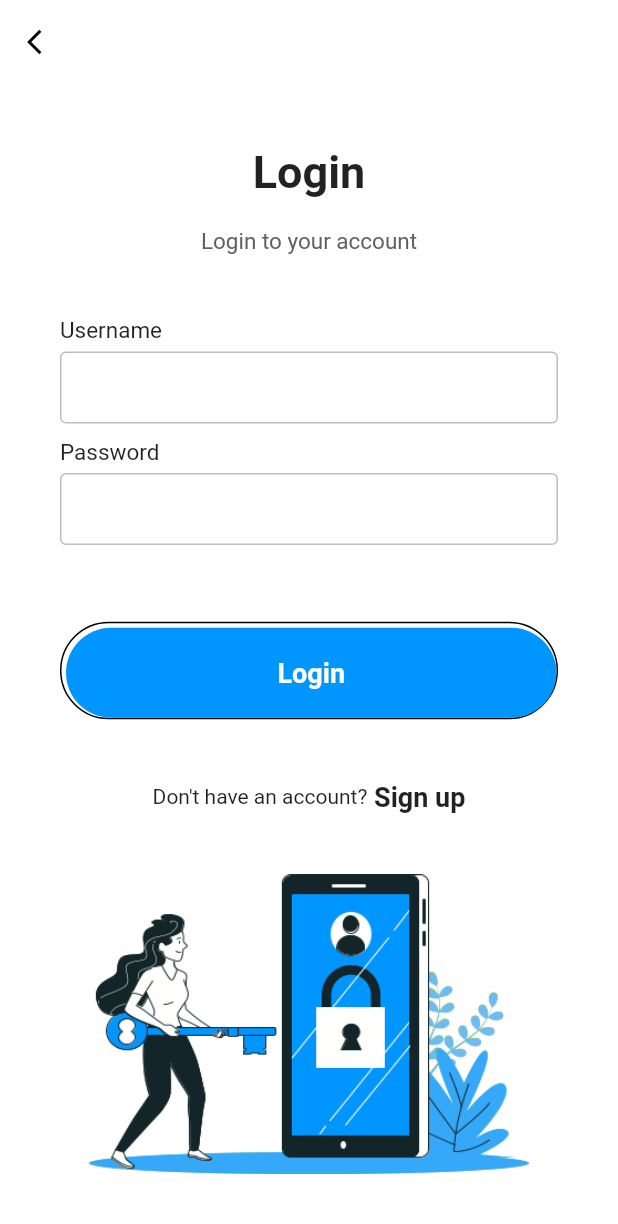
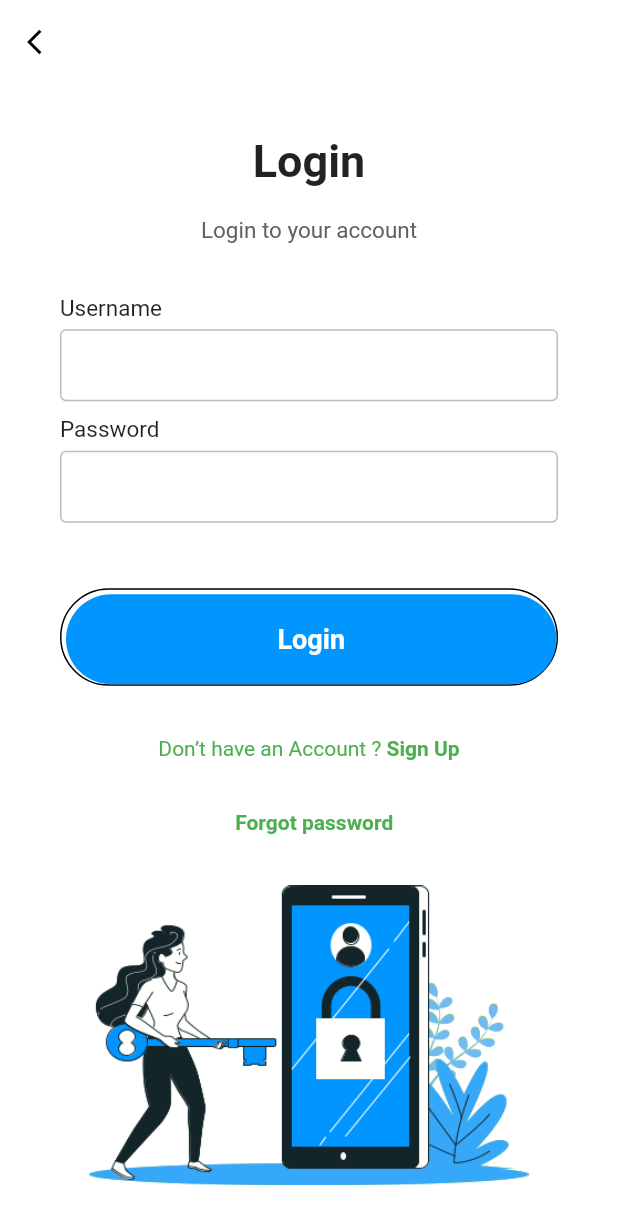
Before and after one commit to alen130/loginFlutter, a Flutter app: the LoginPage screen opened directly, on a phone screen of 412 x 824 dp. Shown: the top 1224 px of the screen. Run offline on Flutter 3.47's test engine with Material 2 defaults, Android fonts, the phone set to English and light mode, and no system bars; our stand-ins replace image_picker.

Commit message:
login and signup page 75%

```diff
--- /dev/null
+++ b/lib/components/already_have_an_account_acheck.dart
@@ -0,0 +1,35 @@
+import 'package:flutter/material.dart';
+
+
+class AlreadyHaveAnAccountCheck extends StatelessWidget {
+  final bool login;
+  final Function press;
+  const AlreadyHaveAnAccountCheck({
+    Key key,
+    this.login = true,
+    this.press,
+  }) : super(key: key);
+
+  @override
+  Widget build(BuildContext context) {
+    return Row(
+      mainAxisAlignment: MainAxisAlignment.center,
+      children: <Widget>[
+        Text(
+          login ? "Don’t have an Account ? " : "Already have an Account ? ",
+          style: TextStyle(color: Colors.green),
+        ),
+        GestureDetector(
+          onTap: press,
+          child: Text(
+            login ? "Sign Up" : "Sign In",
+            style: TextStyle(
+              color: Colors.green,
+              fontWeight: FontWeight.bold,
+            ),
+          ),
+        )
+      ],
+    );
+  }
+}
--- /dev/null
+++ b/lib/components/forgotpassword.dart
@@ -0,0 +1,35 @@
+import 'package:flutter/material.dart';
+
+
+class ForgotPassword extends StatelessWidget {
+  final bool login;
+  final Function press;
+  const ForgotPassword({
+    Key key,
+    this.login = true,
+    this.press,
+  }) : super(key: key);
+
+  @override
+  Widget build(BuildContext context) {
+    return Row(
+      mainAxisAlignment: MainAxisAlignment.center,
+      children: <Widget>[
+        Text(
+          login ? "  " : " ",
+          style: TextStyle(color: Colors.green),
+        ),
+        GestureDetector(
+          onTap: press,
+          child: Text(
+            login ? "Forgot password" : " ",
+            style: TextStyle(
+              color: Colors.green,
+              fontWeight: FontWeight.bold,
+            ),
+          ),
+        )
+      ],
+    );
+  }
+}
--- a/lib/login.dart
+++ b/lib/login.dart
@@ -1,4 +1,8 @@
 import 'package:flutter/material.dart';
+import 'package:login_signup/components/already_have_an_account_acheck.dart';
+import 'package:login_signup/components/forgotpassword.dart';
+import 'package:login_signup/signup.dart';
+import 'package:login_signup/forgot.dart';
 
 class LoginPage extends StatelessWidget {
   @override
@@ -92,19 +96,30 @@ class LoginPage extends StatelessWidget {
                 ),
 
 
-                Row(
-                  mainAxisAlignment: MainAxisAlignment.center,
-                  children: <Widget>[
-                    Text("Don't have an account?"),
-                    Text(" Sign up", style: TextStyle(
-                      fontWeight: FontWeight.w600,
-                      fontSize: 18,
-
-
-                    ),)
-                  ],
+                AlreadyHaveAnAccountCheck(
+                  press: () {
+                    Navigator.push(
+                      context,
+                      MaterialPageRoute(
+                        builder: (context) {
+                          return SignupPage();
+                        },
+                      ),
+                    );
+                  },
                 ),
-
+                ForgotPassword(
+                  press: () {
+                    Navigator.push(
+                      context,
+                      MaterialPageRoute(
+                        builder: (context) {
+                          return ForgotPage();
+                        },
+                      ),
+                    );
+                  },
+                ),
                 Container(
                   padding: EdgeInsets.only(top: 100),
                   height: 200,
--- a/pubspec.yaml
+++ b/pubspec.yaml
@@ -28,11 +28,15 @@ dependencies:
   # The following adds the Cupertino Icons font to your application.
   # Use with the CupertinoIcons class for iOS style icons.
   cupertino_icons: ^1.0.1
-  image_picker: ^0.6.3+4
+  image_picker: ^0.6.7+22
+  shared_preferences: ^0.5.7
+  postgres: ^2.2.0
+  http: ^0.12.2
 
 dev_dependencies:
   flutter_test:
     sdk: flutter
+
 
 # For information on the generic Dart part of this file, see the
 # following page: https://dart.dev/tools/pub/pubspec
```
Also changed, not shown: lib/forgot.dart (added, +59 -0 lines), lib/forgotpassword.dart (deleted, +0 -166 lines), lib/main.dart (+30 -43 lines), lib/signup.dart (+15 -12 lines), lib/imageupload.dart (line endings or trailing spaces), pubspec.lock, 1 other file.
